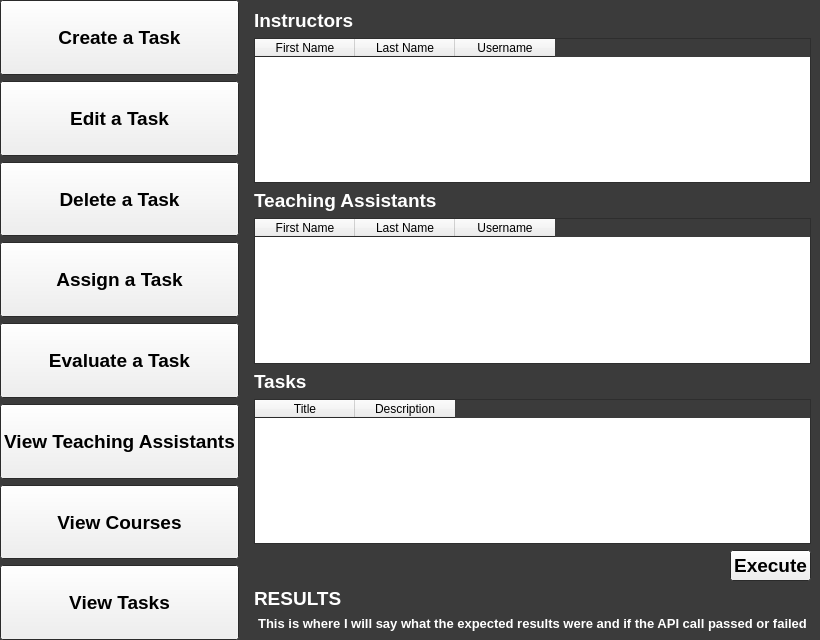
This is TAEval-Client/apiwindow.ui in wfairclough/TAE as Qt 5 draws it before an edit. The edited form follows.
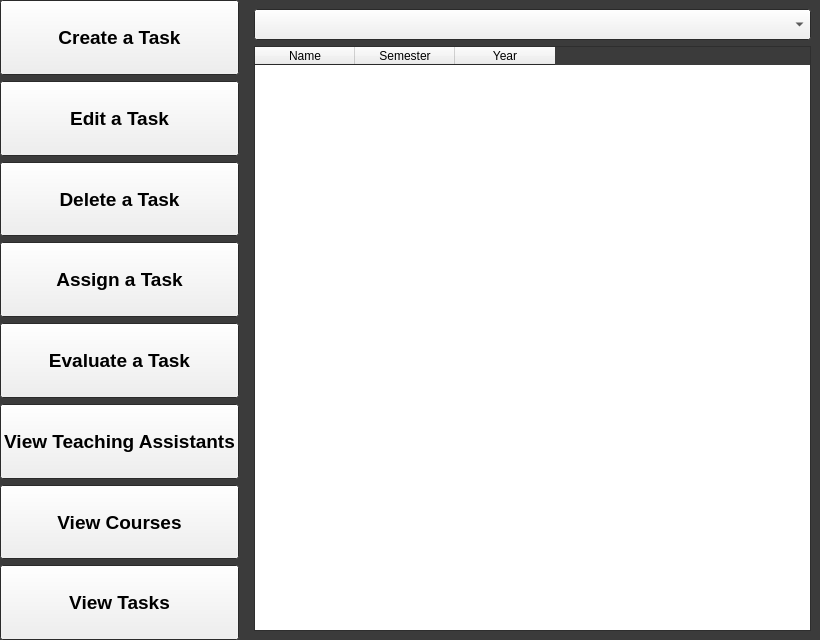
This is the edited form.

Commit message: Added ability to view courses based the instructor that is selected in the vc_instructorComboBox

```diff
--- a/TAEval-Client/apiwindow.ui
+++ b/TAEval-Client/apiwindow.ui
@@ -416,7 +416,7 @@
           </font>
          </property>
          <property name="currentIndex">
-          <number>3</number>
+          <number>7</number>
          </property>
          <widget class="QWidget" name="defaultPage">
           <layout class="QVBoxLayout" name="verticalLayout_3">
@@ -664,16 +664,28 @@
            </item>
           </layout>
          </widget>
-         <widget class="QWidget" name="viewTaskPage">
+         <widget class="QWidget" name="viewCoursePage">
           <layout class="QVBoxLayout" name="verticalLayout_10">
            <item>
-            <widget class="QLabel" name="label_8">
-             <property name="text">
-              <string>7</string>
-             </property>
-             <property name="alignment">
-              <set>Qt::AlignCenter</set>
-             </property>
+            <widget class="QComboBox" name="vc_instructorComboBox"/>
+           </item>
+           <item>
+            <widget class="QTableWidget" name="vc_courseTable">
+             <column>
+              <property name="text">
+               <string>Name</string>
+              </property>
+             </column>
+             <column>
+              <property name="text">
+               <string>Semester</string>
+              </property>
+             </column>
+             <column>
+              <property name="text">
+               <string>Year</string>
+              </property>
+             </column>
             </widget>
            </item>
           </layout>
```
Left out of the diff: 2 changed lines with no effect on the pictures. The commit also changes 8 other files.
